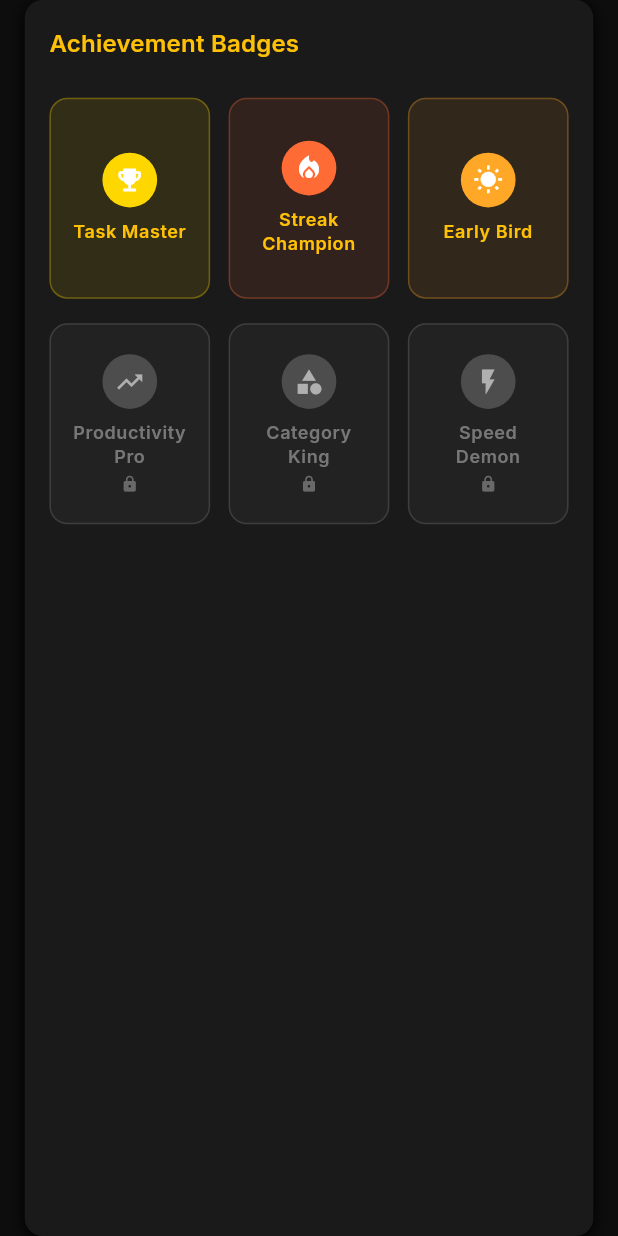
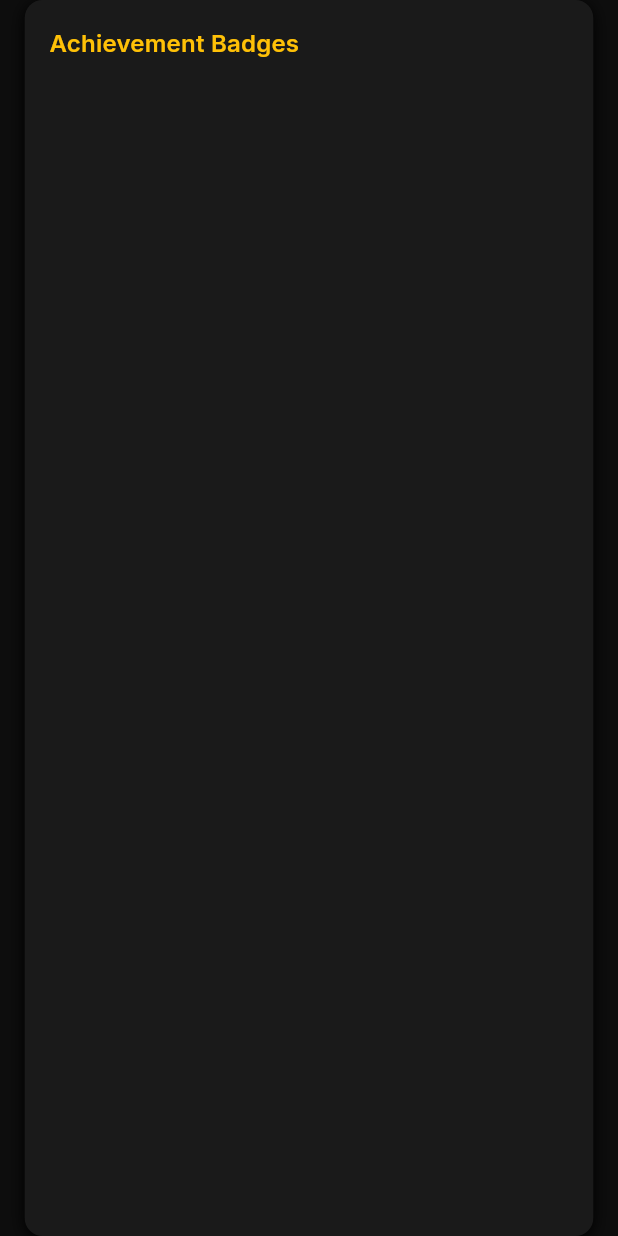
Before and after one commit to skynetixai-hash/todo_list_1759133952549, a Flutter app: the AchievementBadgesWidget widget shown alone on an empty page, opened directly, on a phone screen of 412 x 824 dp. Run offline on Flutter 3.47's test engine with Material 3 defaults, Android fonts, the phone set to English and light mode, and no system bars; our stand-ins replace cached_network_image, connectivity_plus, fl_chart, flutter_local_notifications, flutter_svg, google_fonts and 4 more; accounts and stored records are empty.

Commit message:
Remove all mock data from analytics dashboard widgets

```diff
--- a/lib/presentation/analytics_dashboard/widgets/achievement_badges_widget.dart
+++ b/lib/presentation/analytics_dashboard/widgets/achievement_badges_widget.dart
@@ -10,50 +10,8 @@ class AchievementBadgesWidget extends StatelessWidget {
   Widget build(BuildContext context) {
     final theme = Theme.of(context);
 
-    final List<Map<String, dynamic>> achievements = [
-      {
-        "title": "Task Master",
-        "description": "Completed 100 tasks",
-        "iconName": "emoji_events",
-        "isUnlocked": true,
-        "color": Color(0xFFFFD700),
-      },
-      {
-        "title": "Streak Champion",
-        "description": "10-day completion streak",
-        "iconName": "local_fire_department",
-        "isUnlocked": true,
-        "color": Color(0xFFFF6B35),
-      },
-      {
-        "title": "Early Bird",
-        "description": "Complete 5 tasks before 9 AM",
-        "iconName": "wb_sunny",
-        "isUnlocked": true,
-        "color": Color(0xFFFFA726),
-      },
-      {
-        "title": "Productivity Pro",
-        "description": "95% completion rate for a week",
-        "iconName": "trending_up",
-        "isUnlocked": false,
-        "color": Color(0xFF42A5F5),
-      },
-      {
-        "title": "Category King",
-        "description": "Complete tasks in 5 different categories",
-        "iconName": "category",
-        "isUnlocked": false,
-        "color": Color(0xFF66BB6A),
-      },
-      {
-        "title": "Speed Demon",
-        "description": "Complete 20 tasks in one day",
-        "iconName": "flash_on",
-        "isUnlocked": false,
-        "color": Color(0xFFAB47BC),
-      },
-    ];
+    // No mock achievements data
+    final List<Map<String, dynamic>> achievements = [];
 
     return Container(
       margin: EdgeInsets.symmetric(horizontal: 4.w),
```
Also changed, not shown: lib/presentation/analytics_dashboard/widgets/completion_trend_chart_widget.dart (+3 -16 lines), lib/presentation/analytics_dashboard/widgets/priority_distribution_chart_widget.dart (+2 -20 lines), lib/presentation/analytics_dashboard/widgets/productivity_insights_widget.dart (+2 -30 lines).
